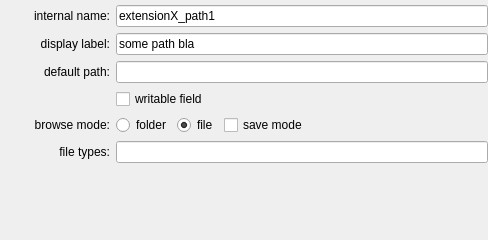
Qt form ui/a2element/path_edit.ui (ewerybody/a2) before a commit.
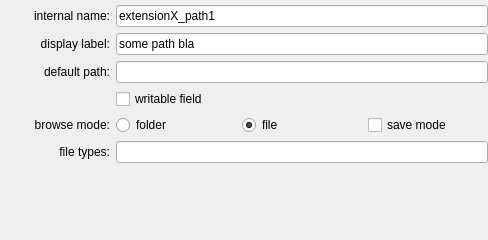
The same form after that commit. Custom widgets are drawn as their Qt base class.

Commit message: path element edit: file ctrls hidden in folder mode

Diff of the .ui file:
```diff
--- a/ui/a2element/path_edit.ui
+++ b/ui/a2element/path_edit.ui
@@ -109,10 +109,7 @@
     </widget>
    </item>
    <item row="4" column="1">
-    <layout class="QHBoxLayout" name="horizontalLayout_2" stretch="0,0,1">
-     <property name="topMargin">
-      <number>0</number>
-     </property>
+    <layout class="QHBoxLayout" name="browse_type_layout">
      <item>
       <widget class="QRadioButton" name="cfg_browse_type_0">
        <property name="text">
```
Left out of the diff: 2 changed lines with no effect on the pictures. The commit also changes 2 other files.
